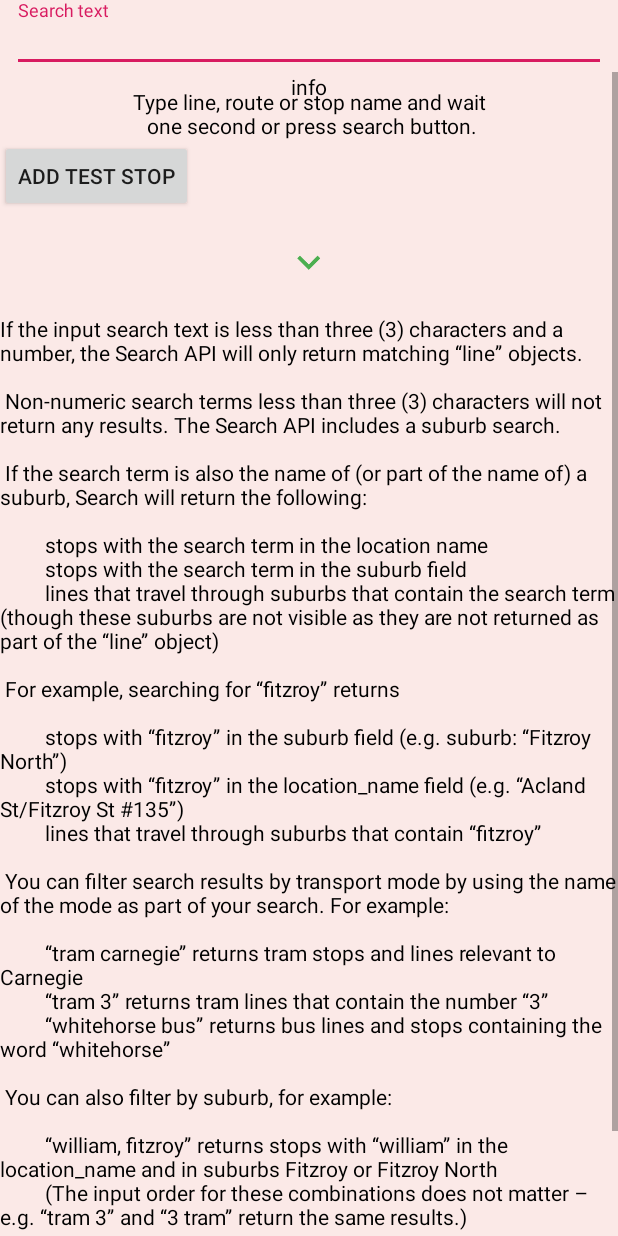
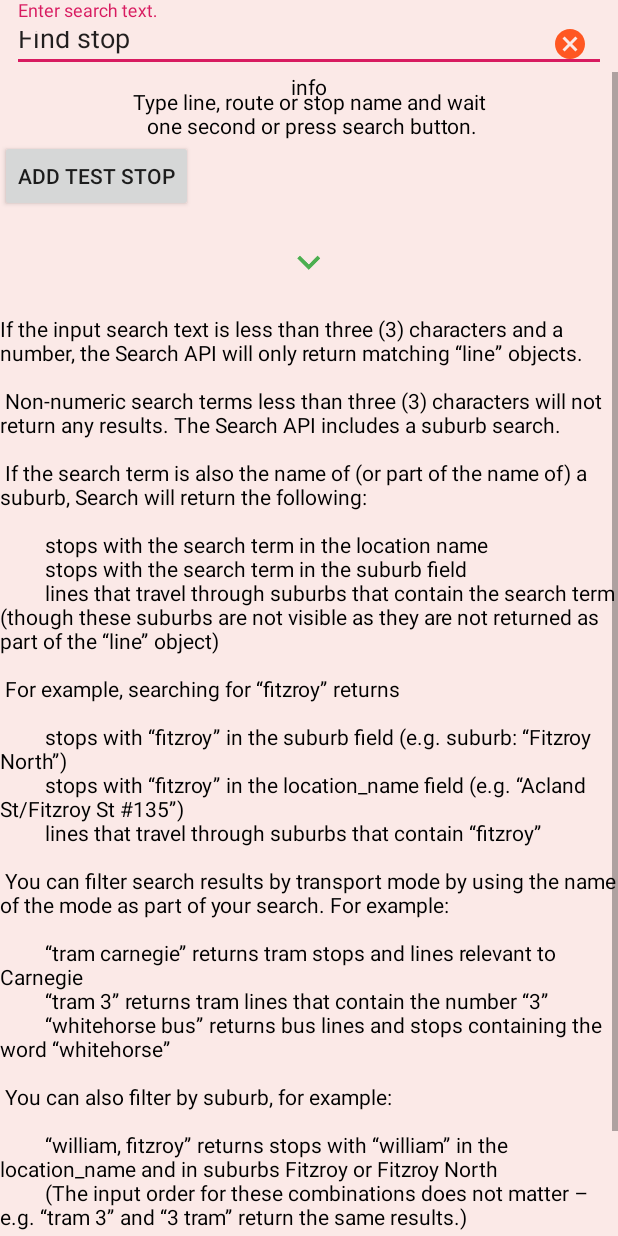
Before and after one commit to brugienis/Capstone-Project-Kotlin, an Android app: the layout fragment_stops_searcher.xml on its own in the app's theme, with its tools: preview values and no code run, on a phone screen of 412 x 824 dp. Run offline under Robolectric (Android 15) with nearby library versions, the phone set to English and light mode, and no system bars.

Commit message:
Show/hide the instructions for the Stops Searcher screen.

```diff
--- a/app/src/main/java/au/com/kbrsolutions/melbournepublictransport/ViewModelFactory.kt
+++ b/app/src/main/java/au/com/kbrsolutions/melbournepublictransport/ViewModelFactory.kt
@@ -35,7 +35,8 @@ class ViewModelFactory constructor(private val arguments: Any?, val context: Con
 
                 isAssignableFrom(StopsSearcherViewModel::class.java) ->
                     StopsSearcherViewModel(
-                        mptApp.favoriteStopsRepository)
+                        mptApp.favoriteStopsRepository,
+                        context)
 
                 else ->
                     throw IllegalArgumentException("Unknown ViewModel class: ${modelClass.name}")
--- a/app/src/main/res/layout/fragment_stops_searcher.xml
+++ b/app/src/main/res/layout/fragment_stops_searcher.xml
@@ -29,21 +29,23 @@
              -->
             <com.google.android.material.textfield.TextInputLayout
                 android:id="@+id/stopsSearchTextLayout"
-                android:layout_width="wrap_content"
+                android:layout_width="0dp"
                 android:layout_height="wrap_content"
                 android:layout_weight="7"
                 android:layout_marginEnd="8dp"
                 android:layout_marginStart="8dp"
-                android:hint="Search text"
+                android:hint="@string/enter_search_text"
                 app:endIconMode="clear_text"
                 app:endIconTint="@color/deep_orange_500" >
-                app:endIconTint="@color/colorPrimaryDark">
 
                 <com.google.android.material.textfield.TextInputEditText
                     android:id="@+id/stopsSearchText"
                     android:layout_width="match_parent"
                     android:layout_height="wrap_content"
-                    android:inputType="textNoSuggestions"/>
+                    android:imeOptions="actionSearch"
+                    android:singleLine="true"
+                    tools:text="Find stop"
+                    android:inputType="textNoSuggestions" />
             </com.google.android.material.textfield.TextInputLayout>
 
 
@@ -56,6 +58,7 @@
             <ScrollView
                 android:layout_width="match_parent"
                 android:layout_height="wrap_content">
+
                 <LinearLayout
                     android:id="@+id/searchInstructionsView"
                     android:layout_width="match_parent"
@@ -80,7 +83,8 @@
                         android:layout_width="wrap_content"
                         android:layout_height="wrap_content"
                         android:onClick="@{() ->stopsSearcherViewModel.insertFavoriteStop()}"
-                        android:layout_gravity="center_vertical" android:text="Add test stop"
+                        android:layout_gravity="center_vertical"
+                        android:text="Add test stop"
                         tools:text="Add test stop"/>
 
                     <Space
@@ -93,13 +97,18 @@
                         android:orientation="horizontal">
 
                         <ImageView
-                            android:id="@+id/searchInstructionsShowHideNotes"
+                            android:id="@+id/searchInstructionsShowHideInstructionsIcon"
                             android:scaleType="center"
                             android:layout_width="@dimen/touchable_size"
                             android:layout_height="@dimen/touchable_size"
                             android:gravity="center_vertical|center_horizontal"
                             android:layout_centerInParent="true"
                             android:src="@drawable/ic_stock_expand_more_green_500"
+
+                            app:source='@{"searchInstructionsShowHideInstructionsIcon"}'
+                            app:showHideInstructionsIcon='@{stopsSearcherViewModel.showInstructions}'
+
+                            android:onClick="@{() -> stopsSearcherViewModel.toggleShowHideNotes()}"
                             tools:ignore="ContentDescription,PrivateResource"/>
 
                     </RelativeLayout>
@@ -113,6 +122,10 @@
                         android:layout_width="match_parent"
                         android:layout_height="wrap_content"
                         android:textColor="@android:color/black"
+
+                        app:source1='@{"searchInstructionsExamples"}'
+                        app:searchTextInstructions='@{stopsSearcherViewModel.showInstructions}'
+
                         android:text="@string/search_instructions_notes" />
 
                 </LinearLayout>
--- a/app/src/main/res/values/strings.xml
+++ b/app/src/main/res/values/strings.xml
@@ -200,4 +200,7 @@
 
         \t\t “route 900” returns the Route 900 line
     </string>
+
+    <string name="text_show_less">Show less</string>
+    <string name="text_show_more">Show more</string>
 </resources>
```
Also changed, not shown: app/src/main/java/au/com/kbrsolutions/melbournepublictransport/departures/DeparturesViewModel.kt (+8 -7 lines), app/src/main/java/au/com/kbrsolutions/melbournepublictransport/stopssearcher/StopsSearcherBindingAdapters.kt (added, +40 -0 lines), app/src/main/java/au/com/kbrsolutions/melbournepublictransport/stopssearcher/StopsSearcherFragment.kt (+7 -4 lines), app/src/main/java/au/com/kbrsolutions/melbournepublictransport/stopssearcher/StopsSearcherViewModel.kt (+41 -24 lines).
